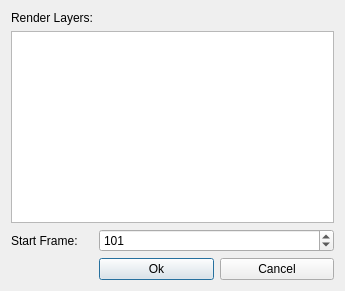
Above: Documentation/QT_Designer/UI_TaskResetDialog.ui from david2777/DPS_Hydra before the change. Below: the same form after it.
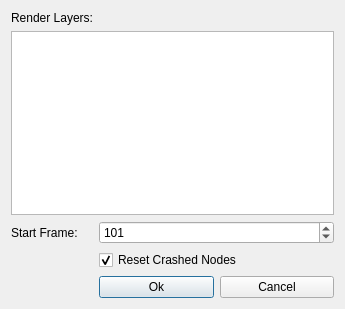
That is the form after the change.

Patch:
```diff
--- a/Documentation/QT_Designer/UI_TaskResetDialog.ui
+++ b/Documentation/QT_Designer/UI_TaskResetDialog.ui
@@ -7,7 +7,7 @@
     <x>0</x>
     <y>0</y>
     <width>345</width>
-    <height>291</height>
+    <height>309</height>
    </rect>
   </property>
   <property name="windowTitle">
@@ -75,6 +75,16 @@
      </property>
     </widget>
    </item>
+   <item row="3" column="1">
+    <widget class="QCheckBox" name="resetNodeCheckbox">
+     <property name="text">
+      <string>Reset Crashed Nodes</string>
+     </property>
+     <property name="checked">
+      <bool>true</bool>
+     </property>
+    </widget>
+   </item>
   </layout>
  </widget>
  <resources/>
```
